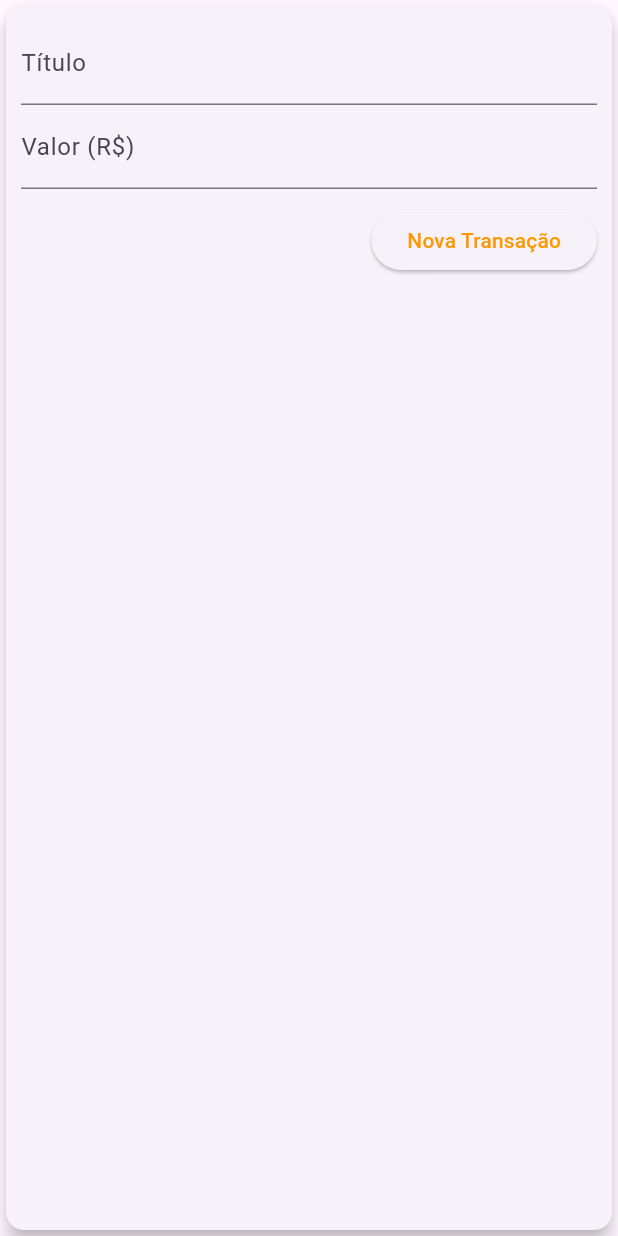
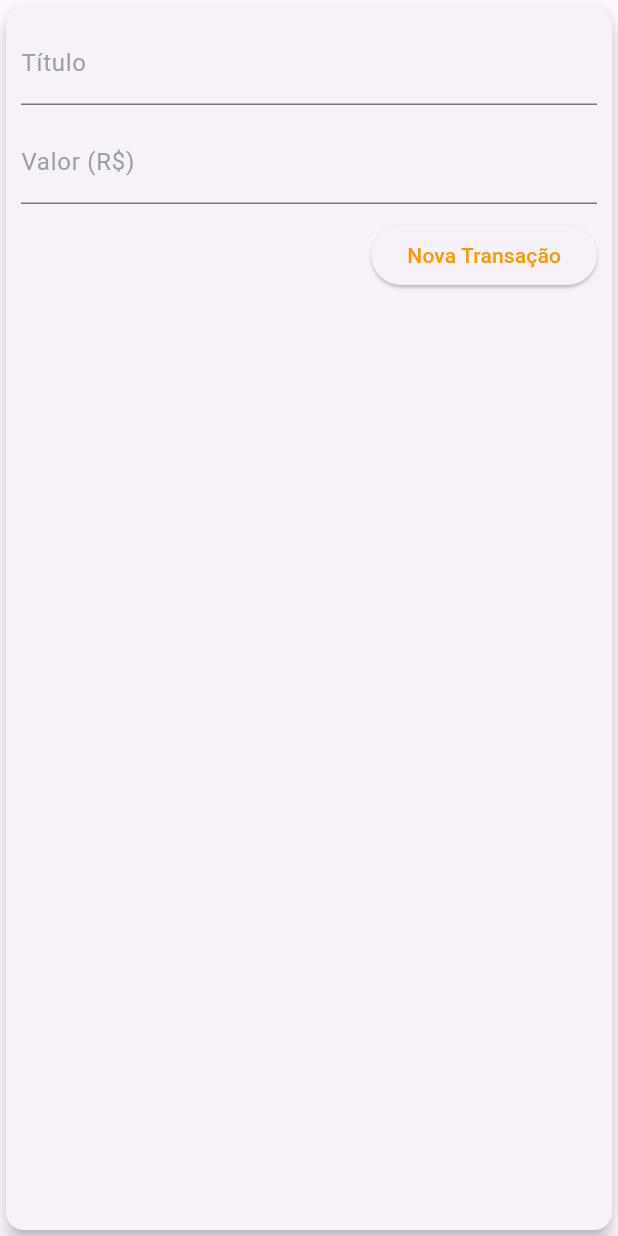
Before and after one commit to Andre-Marino/project-expenses, a Flutter app: the TransactionForm widget shown alone on an empty page, opened directly with empty values, on a phone screen of 412 x 824 dp. Run offline on Flutter 3.47's test engine with Material 3 defaults, Android fonts, the phone set to English and light mode, and no system bars.

Commit message:
thema definido

```diff
--- a/lib/components/transactionForm.dart
+++ b/lib/components/transactionForm.dart
@@ -1,12 +1,18 @@
 import 'package:flutter/material.dart';
 
-class TransactionForm extends StatelessWidget {
-  final titleController = TextEditingController();
-  final valueController = TextEditingController();
-
+class TransactionForm extends StatefulWidget {
   final void Function(String, double) onSubmit;
 
   TransactionForm(this.onSubmit);
+
+  @override
+  State<TransactionForm> createState() => _TransactionFormState();
+}
+
+class _TransactionFormState extends State<TransactionForm> {
+  final titleController = TextEditingController();
+
+  final valueController = TextEditingController();
 
   _submitForm() {
     final title = titleController.text;
@@ -16,7 +22,7 @@ class TransactionForm extends StatelessWidget {
       return;
     }
 
-    onSubmit(title, value);
+    widget.onSubmit(title, value);
   }
 
   @override
@@ -32,15 +38,26 @@ class TransactionForm extends StatelessWidget {
               onSubmitted: (_) => _submitForm(),
               decoration: InputDecoration(
                 labelText: 'Título',
+                focusedBorder: OutlineInputBorder(
+                  borderSide: BorderSide(color: Colors.grey),
+                ),
+                labelStyle: TextStyle(color: Colors.grey),
               ),
+              cursorColor: Colors.black,
             ),
+            SizedBox(height: 10),
             TextField(
               controller: valueController,
               keyboardType: TextInputType.numberWithOptions(decimal: true),
               onSubmitted: (_) => _submitForm(),
               decoration: InputDecoration(
                 labelText: 'Valor (R\$)',
+                focusedBorder: OutlineInputBorder(
+                  borderSide: BorderSide(color: Colors.grey),
+                ),
+                labelStyle: TextStyle(color: Colors.grey),
               ),
+              cursorColor: Colors.black,
             ),
             SizedBox(height: 10),
             Row(
@@ -49,7 +66,8 @@ class TransactionForm extends StatelessWidget {
                 ElevatedButton(
                   child: Text('Nova Transação'),
                   style: ButtonStyle(
-                    foregroundColor: MaterialStateProperty.all(Colors.orange),
+                    foregroundColor: MaterialStateProperty.all(
+                        Theme.of(context).colorScheme.secondary),
                   ),
                   onPressed: _submitForm,
                 ),
```
Also changed, not shown: lib/components/transactionList.dart (+4 -4 lines), lib/components/transactionUser.dart (deleted, +0 -53 lines), lib/main.dart (+118 -7 lines), pubspec.yaml (+11 -6 lines), assets/fonts/OpenSans-Bold.ttf (added), assets/fonts/OpenSans-Regular.ttf (added), assets/fonts/Quicksand-Bold.ttf (added), assets/fonts/Quicksand-Light.ttf (added), assets/fonts/Quicksand-Medium.ttf (added), assets/fonts/Quicksand-Regular.ttf (added).
